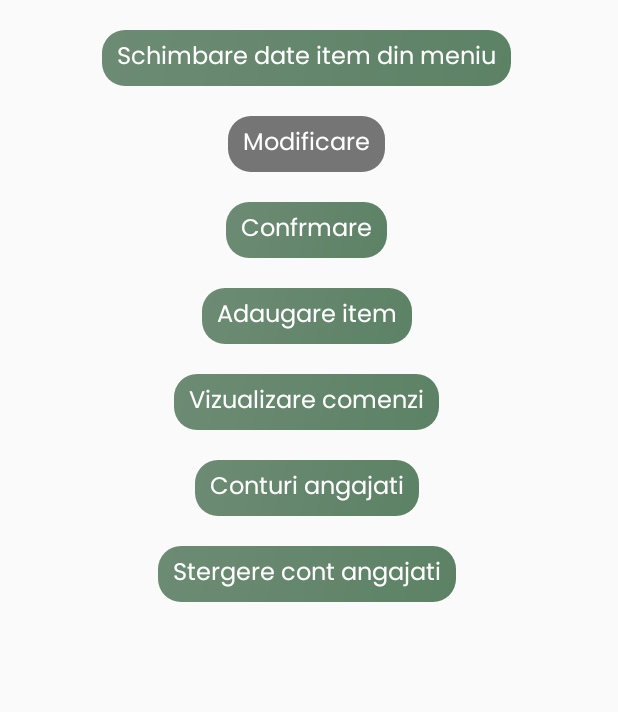
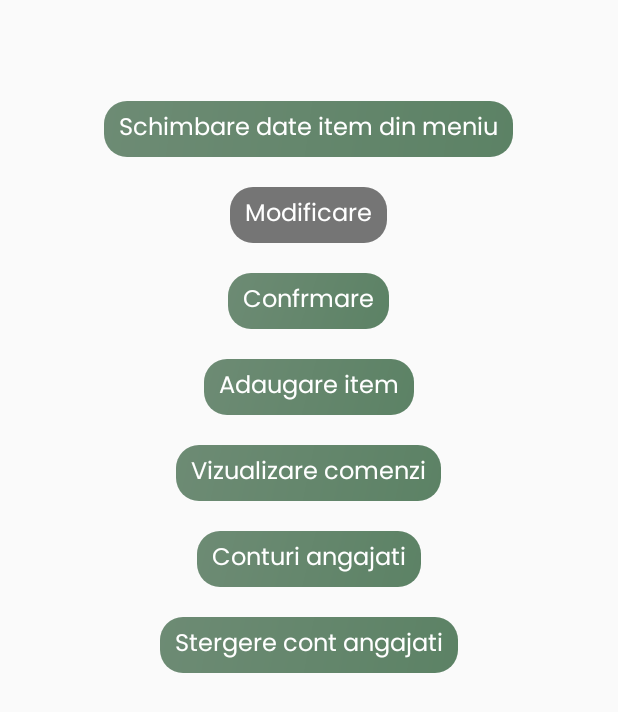
Before and after one commit to Sruf-y/Proiect_IS, an Android app: the AdminActivity screen opened directly, with no data from a screen before it, on a phone screen of 412 x 824 dp. Shown: the top 712 px of the screen. Run offline under Robolectric (Android 15) with nearby library versions, the phone set to English and light mode, and no system bars.

```diff
--- a/app/src/main/res/layout/activity_admin.xml
+++ b/app/src/main/res/layout/activity_admin.xml
@@ -23,7 +23,6 @@
     -->
 
 
-
     <LinearLayout
         android:layout_width="409dp"
         android:layout_height="729dp"
@@ -33,8 +32,10 @@
         android:orientation="vertical"
         android:paddingTop="20dp"
         android:showDividers="middle"
-        tools:layout_editor_absoluteX="1dp"
-        tools:layout_editor_absoluteY="1dp">
+        app:layout_constraintBottom_toBottomOf="parent"
+        app:layout_constraintEnd_toEndOf="parent"
+        app:layout_constraintStart_toStartOf="parent"
+        app:layout_constraintTop_toTopOf="parent">
 
         <Button
             android:id="@+id/admin_buton_adaugare_angajat"
```
